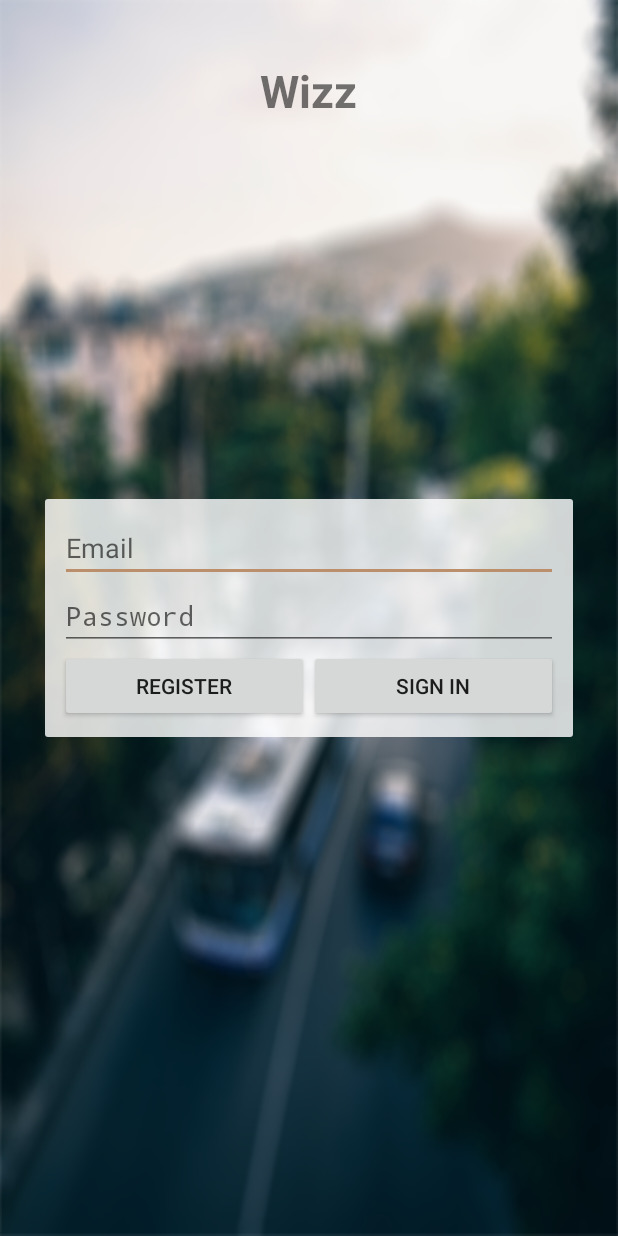
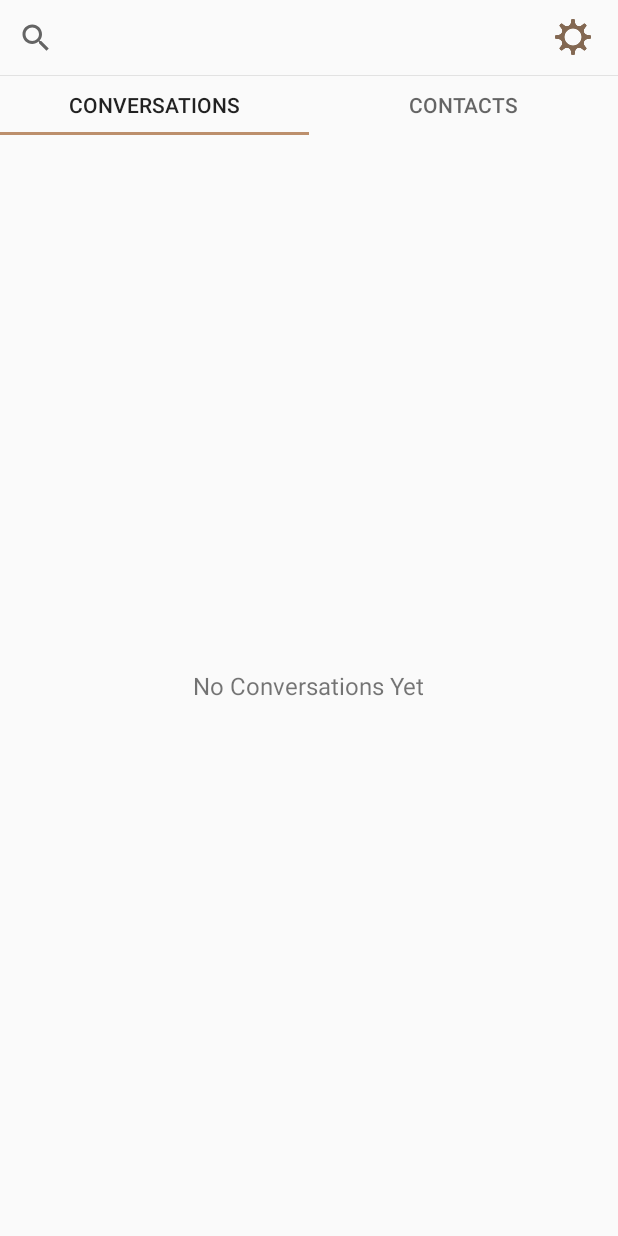
Before and after one commit to TyMarc/WizzApp, an Android app: the screen it shows after launch once a user with an empty profile is signed in (LoginActivity before the commit, MainActivity after it), on a phone screen of 412 x 824 dp. Run offline under Robolectric (Android 15) with nearby library versions, the phone set to English and light mode, and no system bars; our stand-ins replace Firebase (no records; nobody signed in at launch, a user with empty details on screens opened directly).

Commit message:
pager view for contacts and conversations

```diff
--- a/app/src/main/java/com/groslaids/chatapp/MainActivity.java
+++ b/app/src/main/java/com/groslaids/chatapp/MainActivity.java
@@ -1,18 +1,19 @@
 package com.groslaids.chatapp;
 
-import android.app.Activity;
 import android.content.Context;
 import android.content.Intent;
 import android.os.Bundle;
-import android.widget.TextView;
+import android.support.design.widget.TabLayout;
+import android.support.v4.view.ViewPager;
+import android.support.v7.app.AppCompatActivity;
 
-import com.google.android.gms.tasks.OnCompleteListener;
-import com.google.firebase.auth.AuthResult;
 import com.google.firebase.auth.FirebaseAuth;
-import com.google.firebase.auth.FirebaseUser;
+import com.groslaids.chatapp.adapters.WizzViewPagerAdapter;
 
-public class MainActivity extends Activity {
-    private FirebaseUser user;
+public class MainActivity extends AppCompatActivity {
+    private WizzViewPagerAdapter pagerAdapter;
+    private ViewPager viewPager;
+    private TabLayout tabLayout;
 
     public static void show(Context context) {
         Intent i = new Intent(context, MainActivity.class);
@@ -22,16 +23,19 @@ public class MainActivity extends Activity {
     @Override
     protected void onCreate(Bundle savedInstanceState) {
         super.onCreate(savedInstanceState);
-
-        user = FirebaseAuth.getInstance().getCurrentUser();
         //If no user connected
-        if(user != null) {
+        if(FirebaseAuth.getInstance().getCurrentUser() == null) {
             LoginActivity.show(this);
             finish();
         }
 
         setContentView(R.layout.activity_main);
 
-        ((TextView) findViewById(R.id.email_address)).setText(user.getEmail());
+        viewPager = (ViewPager) findViewById(R.id.view_pager);
+        tabLayout = (TabLayout) findViewById(R.id.tab_layout);
+
+        pagerAdapter = new WizzViewPagerAdapter(this, getSupportFragmentManager());
+        viewPager.setAdapter(pagerAdapter);
+        tabLayout.setupWithViewPager(viewPager);
     }
 }
--- /dev/null
+++ b/app/src/main/java/com/groslaids/chatapp/adapters/WizzViewPagerAdapter.java
@@ -0,0 +1,44 @@
+package com.groslaids.chatapp.adapters;
+
+import android.content.Context;
+import android.support.v4.app.Fragment;
+import android.support.v4.app.FragmentManager;
+import android.support.v4.app.FragmentPagerAdapter;
+
+import com.groslaids.chatapp.fragments.ContactsFragment;
+import com.groslaids.chatapp.fragments.ConversationsFragment;
+import com.groslaids.chatapp.fragments.WizzPagerFragment;
+
+import java.util.ArrayList;
+
+/**
+ * Created by marc_ on 2017-10-01.
+ */
+
+public class WizzViewPagerAdapter extends FragmentPagerAdapter {
+    private Context context;
+    private ArrayList<WizzPagerFragment> fragments;
+
+    public WizzViewPagerAdapter(final Context context, final FragmentManager fm) {
+        super(fm);
+        this.context = context;
+        fragments = new ArrayList<>();
+        fragments.add(new ConversationsFragment());
+        fragments.add(new ContactsFragment());
+    }
+
+    @Override
+    public Fragment getItem(int position) {
+        return fragments.get(position);
+    }
+
+    @Override
+    public int getCount() {
+        return fragments.size();
+    }
+
+    @Override
+    public CharSequence getPageTitle(int position) {
+        return context.getResources().getString(fragments.get(position).getPageName());
+    }
+}
--- /dev/null
+++ b/app/src/main/java/com/groslaids/chatapp/fragments/ContactsFragment.java
@@ -0,0 +1,33 @@
+package com.groslaids.chatapp.fragments;
+
+import android.os.Bundle;
+import android.support.annotation.Nullable;
+import android.view.LayoutInflater;
+import android.view.View;
+import android.view.ViewGroup;
+
+import com.groslaids.chatapp.R;
+
+/**
+ * Created by marc_ on 2017-10-01.
+ */
+
+public class ContactsFragment extends WizzPagerFragment {
+
+    public ContactsFragment() {
+
+    }
+
+    @Nullable
+    @Override
+    public View onCreateView(LayoutInflater inflater, @Nullable ViewGroup container, @Nullable Bundle savedInstanceState) {
+        View v = inflater.inflate(R.layout.contacts, container, false);
+
+        return v;
+    }
+
+    @Override
+    public int getPageName() {
+        return R.string.tab_contacts;
+    }
+}
--- /dev/null
+++ b/app/src/main/java/com/groslaids/chatapp/fragments/ConversationsFragment.java
@@ -0,0 +1,33 @@
+package com.groslaids.chatapp.fragments;
+
+import android.os.Bundle;
+import android.support.annotation.Nullable;
+import android.view.LayoutInflater;
+import android.view.View;
+import android.view.ViewGroup;
+
+import com.groslaids.chatapp.R;
+
+/**
+ * Created by marc_ on 2017-10-01.
+ */
+
+public class ConversationsFragment extends WizzPagerFragment {
+
+    public ConversationsFragment() {
+
+    }
+
+    @Nullable
+    @Override
+    public View onCreateView(LayoutInflater inflater, @Nullable ViewGroup container, @Nullable Bundle savedInstanceState) {
+        View v = inflater.inflate(R.layout.conversations, container, false);
+
+        return v;
+    }
+
+    @Override
+    public int getPageName() {
+        return R.string.tab_conversations;
+    }
+}
--- /dev/null
+++ b/app/src/main/java/com/groslaids/chatapp/fragments/WizzFragment.java
@@ -0,0 +1,11 @@
+package com.groslaids.chatapp.fragments;
+
+import android.support.v4.app.Fragment;
+
+/**
+ * Created by marc_ on 2017-10-01.
+ */
+
+public class WizzFragment extends Fragment {
+
+}
--- /dev/null
+++ b/app/src/main/java/com/groslaids/chatapp/fragments/WizzPagerFragment.java
@@ -0,0 +1,9 @@
+package com.groslaids.chatapp.fragments;
+
+/**
+ * Created by marc_ on 2017-10-01.
+ */
+
+public abstract class WizzPagerFragment extends WizzFragment {
+    public abstract int getPageName();
+}
--- a/app/src/main/res/layout/activity_main.xml
+++ b/app/src/main/res/layout/activity_main.xml
@@ -1,12 +1,47 @@
 <?xml version="1.0" encoding="utf-8"?>
 <RelativeLayout xmlns:android="http://schemas.android.com/apk/res/android"
-    xmlns:tools="http://schemas.android.com/tools"
     android:layout_width="match_parent"
     android:layout_height="match_parent">
 
-    <TextView
-        android:id="@+id/email_address"
-        android:layout_width="wrap_content"
-        android:layout_height="wrap_content" />
+    <LinearLayout
+        android:id="@+id/top_bar"
+        android:layout_width="match_parent"
+        android:layout_height="50dp">
+        <SearchView
+            android:id="@+id/search_bar"
+            android:layout_width="wrap_content"
+            android:layout_height="match_parent"
+            android:layout_weight="1"/>
+
+        <ImageView
+            android:id="@+id/settings_btn"
+            android:layout_width="40dp"
+            android:layout_height="40dp"
+            android:layout_marginLeft="10dp"
+            android:layout_marginRight="10dp"
+            android:padding="8dp"
+            android:layout_gravity="center"
+            android:src="@drawable/settings"
+            android:tint="@color/colorPrimaryDark"/>
+    </LinearLayout>
+
+    <android.support.v4.view.ViewPager
+        android:id="@+id/view_pager"
+        android:layout_width="match_parent"
+        android:layout_height="match_parent"
+        android:layout_below="@id/top_bar">
+
+        <android.support.design.widget.TabLayout
+            android:id="@+id/tab_layout"
+            android:layout_width="match_parent"
+            android:layout_height="40dp" />
+
+    </android.support.v4.view.ViewPager>
+
+    <View
+        android:layout_width="match_parent"
+        android:layout_height="1px"
+        android:background="#e2e2e2"
+        android:layout_below="@id/top_bar" />
 
 </RelativeLayout>
--- /dev/null
+++ b/app/src/main/res/layout/contacts.xml
@@ -0,0 +1,18 @@
+<?xml version="1.0" encoding="utf-8"?>
+<RelativeLayout xmlns:android="http://schemas.android.com/apk/res/android"
+    android:layout_width="match_parent" android:layout_height="match_parent">
+
+    <android.support.v7.widget.RecyclerView
+        android:id="@+id/contacts_list"
+        android:layout_width="match_parent"
+        android:layout_height="match_parent" />
+
+    <TextView
+        android:id="@+id/contacts_empty"
+        android:layout_width="wrap_content"
+        android:layout_height="wrap_content"
+        android:text="@string/contacts_empty"
+        android:textSize="16sp"
+        android:layout_centerInParent="true"/>
+
+</RelativeLayout>
--- /dev/null
+++ b/app/src/main/res/layout/conversations.xml
@@ -0,0 +1,18 @@
+<?xml version="1.0" encoding="utf-8"?>
+<RelativeLayout xmlns:android="http://schemas.android.com/apk/res/android"
+    android:layout_width="match_parent" android:layout_height="match_parent">
+
+    <android.support.v7.widget.RecyclerView
+        android:id="@+id/conversations_list"
+        android:layout_width="match_parent"
+        android:layout_height="match_parent" />
+
+    <TextView
+        android:id="@+id/conversations_empty"
+        android:layout_width="wrap_content"
+        android:layout_height="wrap_content"
+        android:text="@string/conversations_empty"
+        android:textSize="16sp"
+        android:layout_centerInParent="true"/>
+
+</RelativeLayout>
--- a/app/src/main/res/values/strings.xml
+++ b/app/src/main/res/values/strings.xml
@@ -11,4 +11,8 @@
     <string name="error_invalid_password">This password is too short</string>
     <string name="error_incorrect_password">This password is incorrect</string>
     <string name="error_field_required">This field is required</string>
+    <string name="tab_conversations">Conversations</string>
+    <string name="tab_contacts">Contacts</string>
+    <string name="conversations_empty">No Conversations Yet</string>
+    <string name="contacts_empty">No Contacts Yet</string>
 </resources>
--- a/app/src/main/res/values/styles.xml
+++ b/app/src/main/res/values/styles.xml
@@ -1,7 +1,7 @@
 <resources>
 
     <!-- Base application theme. -->
-    <style name="AppTheme" parent="Theme.AppCompat.Light.DarkActionBar">
+    <style name="AppTheme" parent="Theme.AppCompat.Light.NoActionBar">
         <!-- Customize your theme here. -->
         <item name="colorPrimary">@color/colorPrimary</item>
         <item name="colorPrimaryDark">@color/colorPrimaryDark</item>
```
Also changed, not shown: app/src/main/res/drawable-xhdpi/settings.png (added).
